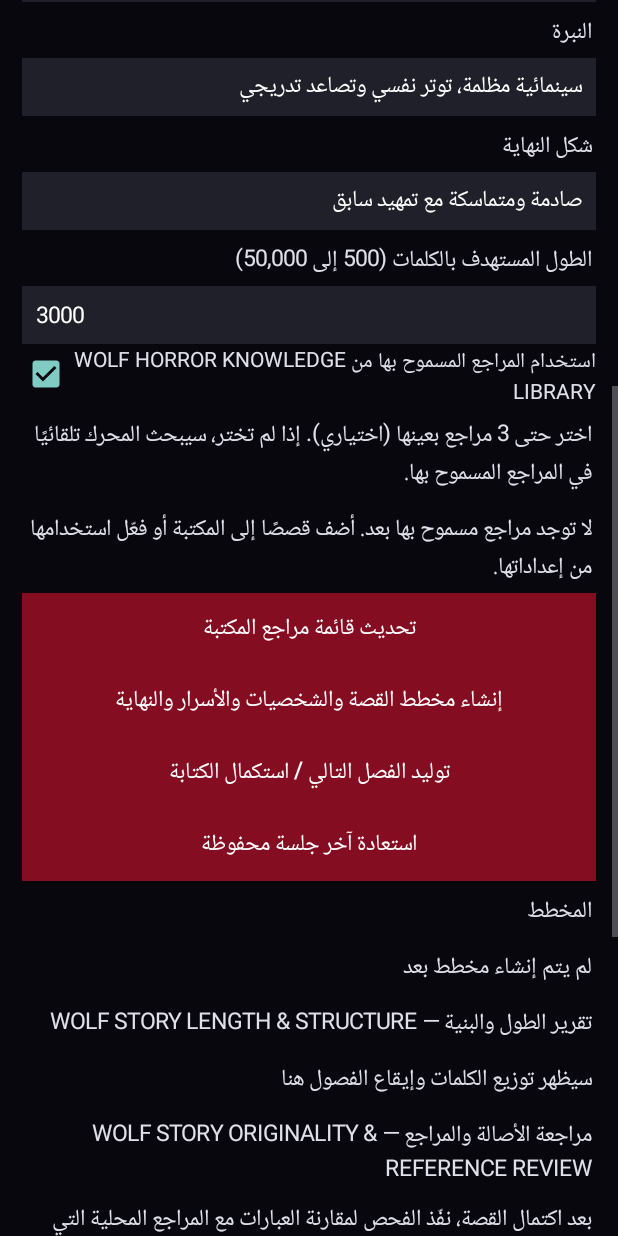
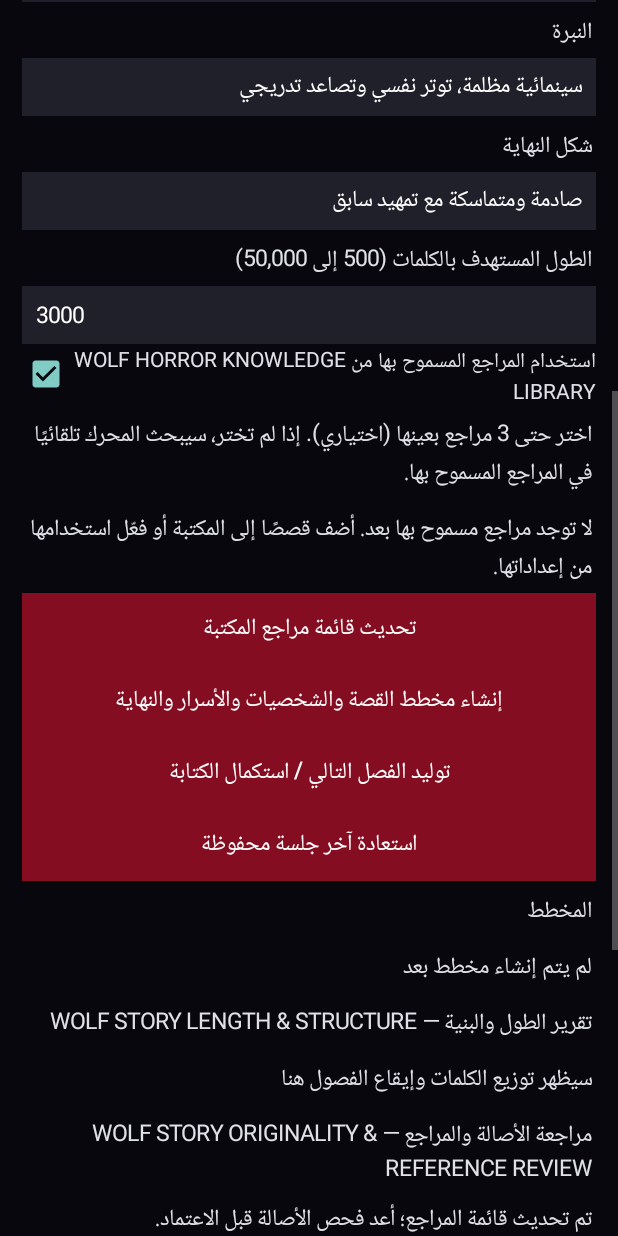
Before and after one commit to WolfCodeS-sigma/WOLF-OFFLINE-VIDEO, an Android app: the WolfOfflineStoryAiActivity screen opened directly, with no data from a screen before it, scrolled down 576 dp, on a phone screen of 412 x 824 dp. Run offline under Robolectric (Android 15) with nearby library versions, the phone set to English and light mode, and no system bars; libraries missing offline, so code that uses them is left out: com.google.ai.edge.

Commit message:
Invalidate originality approval after source changes and failed save

```diff
--- a/app/src/main/java/com/wolfcodes/offline/WolfOfflineStoryAiActivity.kt
+++ b/app/src/main/java/com/wolfcodes/offline/WolfOfflineStoryAiActivity.kt
@@ -407,6 +407,9 @@ class WolfOfflineStoryAiActivity : Activity() {
             runOnUiThread {
                 lastOriginalityReport = null
                 lastOriginalitySelection = emptySet()
+                if (::originalityView.isInitialized) {
+                    originalityView.text = "تم تحديث قائمة المراجع؛ أعد فحص الأصالة قبل الاعتماد."
+                }
                 referenceChoicesContainer.removeAllViews()
                 if (entries.isEmpty()) {
                     referenceChoicesContainer.addView(label("لا توجد مراجع مسموح بها بعد. أضف قصصًا إلى المكتبة أو فعّل استخدامها من إعداداتها."))
@@ -746,6 +749,9 @@ class WolfOfflineStoryAiActivity : Activity() {
                             })
                         }.onFailure {
                             session = value.copy(finalText = finalText, approved = false)
+                            lastOriginalityReport = null
+                            lastOriginalitySelection = emptySet()
+                            originalityView.text = "تعذر إكمال الاعتماد. أعد فحص الأصالة قبل المحاولة مرة أخرى."
                             setBusy(false, "تم الاحتفاظ بالنص المعدّل كمسودة إن أمكن؛ تعذر إكمال الاعتماد: ${it.message}")
                         }
                     }
```
